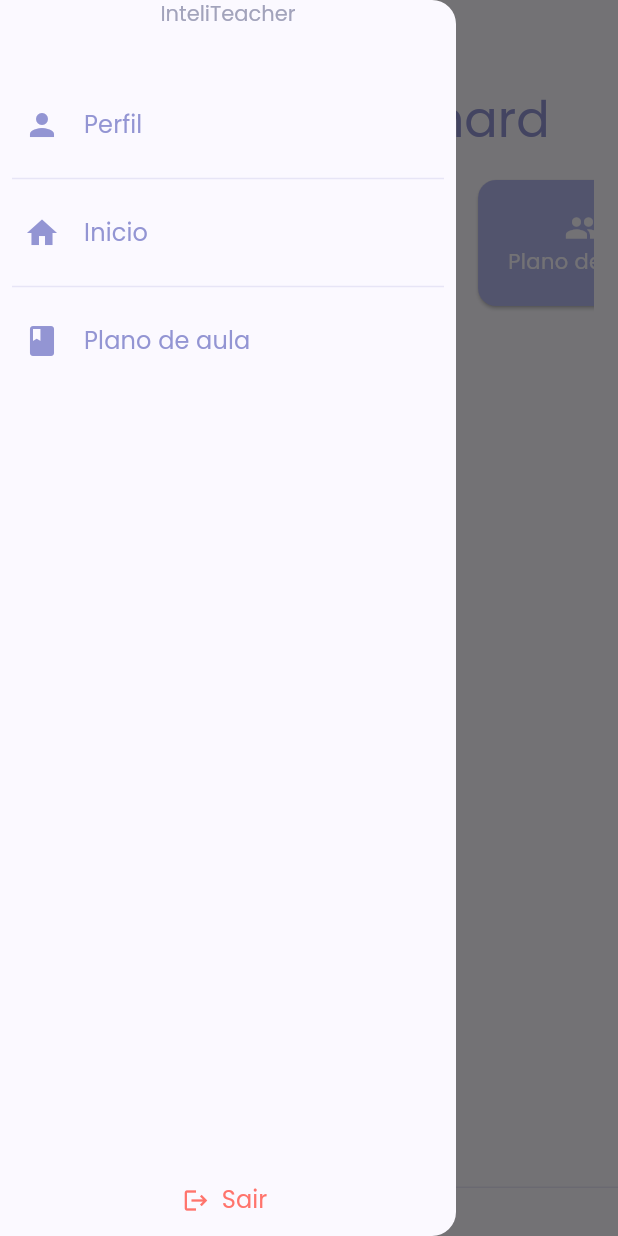
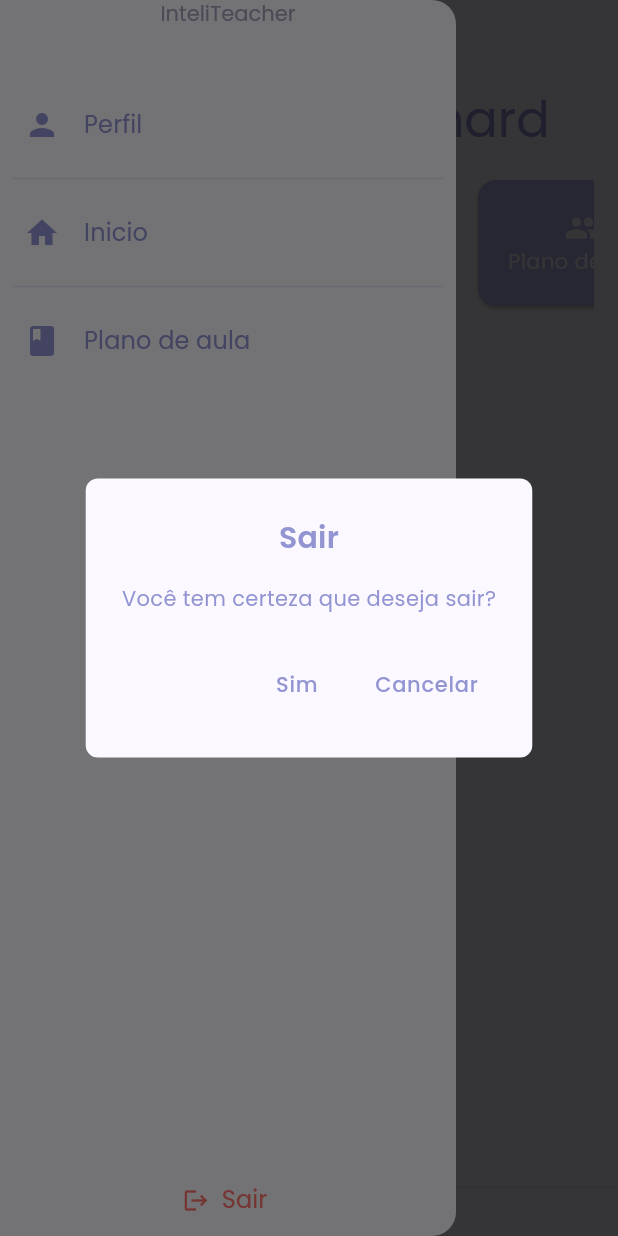
Before and after one commit to prandt/inteliteacher, a Flutter app: the HomePage screen opened by its route, in the side drawer, after a tap on "Sair", on a phone screen of 412 x 824 dp. Run offline on Flutter 3.47's test engine with Material 3 defaults, Android fonts, the phone set to English and light mode, and no system bars; our stand-ins replace firebase_auth, firebase_core, freezed_annotation, get_it, go_router, google_fonts and 1 more; missing offline and left inert: lucid_validation, result_command; accounts and stored records are empty; generated files the repository leaves out were written again.

Commit message:
feat: add logout button

```diff
--- a/lib/config/injector.dart
+++ b/lib/config/injector.dart
@@ -1,6 +1,7 @@
 import 'package:get_it/get_it.dart';
 import 'package:inteliteacher/data/repositories/auth/auth_repository.dart';
 import 'package:inteliteacher/ui/auth/view_models/login_viewmodel.dart';
+import 'package:inteliteacher/ui/auth/view_models/logout_viewmodel.dart';
 import 'package:inteliteacher/ui/home/view_models/home_viewmodel.dart';
 import 'package:inteliteacher/ui/user/view_models/profile_viewmodel.dart';
 
@@ -29,7 +30,8 @@ class InjectorImpl implements Injector {
     // Registering view models as factories to ensure a new instance is created each time
     getIt.registerFactory(() => HomeViewModel());
     getIt.registerFactory(() => LoginViewModel(get()));
-    getIt.registerFactory(() => ProfileViewmodel(get()));
+    getIt.registerFactory(() => ProfileViewmodel());
+    getIt.registerFactory(() => LogoutViewmodel(get()));
   }
 }
 
--- a/lib/shared/widgets/menu_drawer.dart
+++ b/lib/shared/widgets/menu_drawer.dart
@@ -1,5 +1,6 @@
 import 'package:flutter/material.dart';
 import 'package:go_router/go_router.dart';
+import 'package:inteliteacher/ui/auth/widgets/logout_button.dart';
 
 import '../../config/router.dart';
 import '../../config/theme.dart';
@@ -70,14 +71,7 @@ class MenuDrawer extends StatelessWidget {
                 ),
               ),
             ),
-            TextButton.icon(
-                onPressed: () {},
-                icon: const Icon(Icons.logout, color: AppColors.redAlert),
-                label: Text("Sair",
-                    style: Theme.of(context)
-                        .textTheme
-                        .titleSmall!
-                        .copyWith(color: AppColors.redAlert))),
+            LogoutButton()
           ],
         ),
       ),
--- a/lib/shared/widgets/screen_layout.dart
+++ b/lib/shared/widgets/screen_layout.dart
@@ -10,17 +10,24 @@ class ScreenLayout extends StatelessWidget {
       required this.child,
       this.padding,
       this.enableAppbar = true,
-      this.scaffoldKey});
+      this.scaffoldKey,
+      this.canPop = true,
+      this.onPopInvokedWithResult});
 
   final String title;
   final Widget child;
   final EdgeInsets? padding;
   final bool enableAppbar;
   final GlobalKey<ScaffoldState>? scaffoldKey;
+  final bool canPop;
+  final PopInvokedWithResultCallback? onPopInvokedWithResult;
 
   @override
   Widget build(BuildContext context) {
-    return Scaffold(
+    return PopScope(
+      canPop: canPop,
+      onPopInvokedWithResult: onPopInvokedWithResult,
+      child: Scaffold(
         key: scaffoldKey,
         backgroundColor: AppColors.ghostWhite,
         drawer: const MenuDrawer(),
@@ -52,6 +59,7 @@ class ScreenLayout extends StatelessWidget {
             ],
           ),
         ],
+      ),
     );
   }
 }
--- /dev/null
+++ b/lib/ui/auth/view_models/logout_viewmodel.dart
@@ -0,0 +1,14 @@
+import 'package:result_command/result_command.dart';
+import 'package:result_dart/result_dart.dart';
+
+import '../../../data/repositories/auth/auth_repository.dart';
+
+class LogoutViewmodel {
+  final AuthRepository _authRepository;
+
+  LogoutViewmodel(this._authRepository);
+
+  late final Command0 logout = Command0(_logout);
+
+  AsyncResult<Unit> _logout() => _authRepository.signOut();
+}
--- /dev/null
+++ b/lib/ui/auth/widgets/logout_button.dart
@@ -0,0 +1,63 @@
+import 'package:flutter/material.dart';
+import 'package:go_router/go_router.dart';
+
+import '../../../config/injector.dart';
+import '../../../config/router.dart';
+import '../../../config/theme.dart';
+import '../../../shared/widgets/custom_dialog.dart';
+import '../view_models/logout_viewmodel.dart';
+
+class LogoutButton extends StatefulWidget {
+  const LogoutButton({super.key});
+
+  @override
+  State<LogoutButton> createState() => _LogoutButtonState();
+}
+
+class _LogoutButtonState extends State<LogoutButton> {
+  final LogoutViewmodel viewModel = injector.get();
+
+  @override
+  void initState() {
+    super.initState();
+    viewModel.logout.addListener(_listenLogout);
+  }
+
+  void _listenLogout() {
+    if (viewModel.logout.isSuccess) {
+      context.go(Routes.login);
+    }
+  }
+
+  @override
+  void dispose() {
+    super.dispose();
+    viewModel.logout.removeListener(_listenLogout);
+  }
+
+  @override
+  Widget build(BuildContext context) {
+    return TextButton.icon(
+        onPressed: _logout,
+        icon: const Icon(Icons.logout, color: AppColors.redAlert),
+        label: Text("Sair",
+            style: Theme.of(context)
+                .textTheme
+                .titleSmall!
+                .copyWith(color: AppColors.redAlert)));
+  }
+
+  void _logout() {
+    CustomDialog.showCustomDialog<bool>(context,
+        title: "Sair",
+        content: "Você tem certeza que deseja sair?",
+        okResult: true,
+        cancelResult: false,
+        okText: "Sim", onResult: (result) {
+      if (result) {
+        viewModel.logout.execute();
+      }
+      context.pop();
+    });
+  }
+}
--- a/lib/ui/class_plans/widgets/class_plans_page.dart
+++ b/lib/ui/class_plans/widgets/class_plans_page.dart
@@ -1,4 +1,5 @@
 import 'package:flutter/material.dart';
+import 'package:go_router/go_router.dart';
 import 'package:inteliteacher/config/theme.dart';
 import 'package:inteliteacher/shared/widgets/custom_back_button.dart';
 
@@ -17,6 +18,10 @@ class _ClassPlansPageState extends State<ClassPlansPage> {
   @override
   Widget build(BuildContext context) {
     return ScreenLayout(
+      canPop: false,
+      onPopInvokedWithResult: (didPop, result) {
+        context.go(Routes.home);
+      },
       title: 'Planos de aula',
       padding: const EdgeInsets.all(16),
       child: Center(
--- a/lib/ui/home/widgets/home_page.dart
+++ b/lib/ui/home/widgets/home_page.dart
@@ -21,6 +21,7 @@ class _HomePageState extends State<HomePage> {
   @override
   Widget build(BuildContext context) {
     return ScreenLayout(
+        canPop: false,
         scaffoldKey: scaffoldKey,
         title: "Inicio",
         padding: const EdgeInsets.all(16),
```
Also changed, not shown: lib/ui/user/view_models/profile_viewmodel.dart (+1 -12 lines), lib/ui/user/widgets/profile_page.dart (+6 -40 lines). Lines whose indentation alone changed are shown as unchanged.
